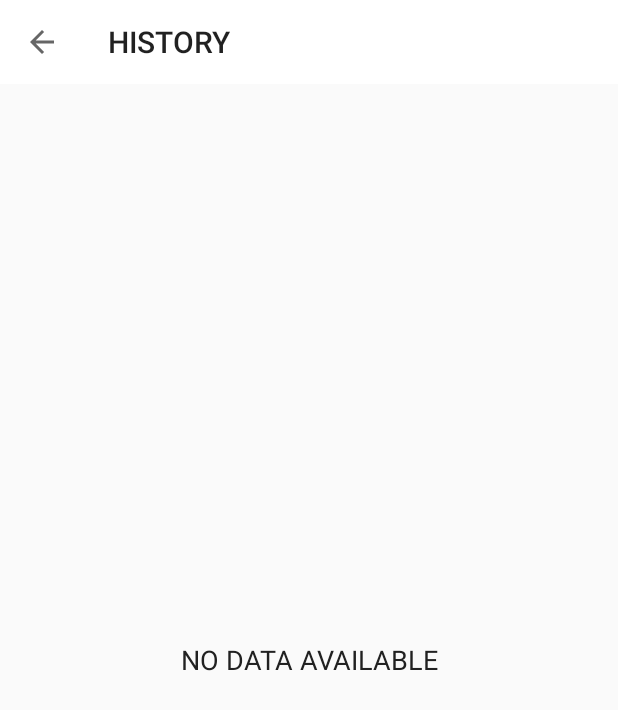
After one commit to ledieulinh96/08202021_7_Minute_Workout, an Android app: the HistoryActivity screen opened directly, with no data from a screen before it, on a phone screen of 412 x 824 dp. The commit adds this screen. Shown: the top 710 px of the screen. Run offline under Robolectric (Android 15) with nearby library versions, the phone set to English and light mode, and no system bars.

Commit message:
History Activity ui

```diff
--- /dev/null
+++ b/app/src/main/java/com/example/a08202021_7_minute_workout/HistoryActivity.kt
@@ -0,0 +1,23 @@
+package com.example.a08202021_7_minute_workout
+
+import androidx.appcompat.app.AppCompatActivity
+import android.os.Bundle
+import kotlinx.android.synthetic.main.activity_history.*
+
+class HistoryActivity : AppCompatActivity() {
+
+    override fun onCreate(savedInstanceState: Bundle?) {
+        super.onCreate(savedInstanceState)
+        setContentView(R.layout.activity_history)
+
+        setSupportActionBar(toolbar_history_activity)
+
+        supportActionBar?.setDisplayHomeAsUpEnabled(true) //set back button
+        supportActionBar?.title = "HISTORY" // Setting an title in the action bar.
+
+        toolbar_history_activity.setNavigationOnClickListener {
+            onBackPressed()
+        }
+
+    }
+}
--- a/app/src/main/java/com/example/a08202021_7_minute_workout/MainActivity.kt
+++ b/app/src/main/java/com/example/a08202021_7_minute_workout/MainActivity.kt
@@ -21,5 +21,10 @@ class MainActivity : AppCompatActivity() {
             val intent = Intent(this, BMIActivity::class.java)
             startActivity(intent)
         }
+
+        llHistory.setOnClickListener {
+            val intent = Intent(this, HistoryActivity::class.java)
+            startActivity(intent)
+        }
     }
 }
--- /dev/null
+++ b/app/src/main/res/layout/activity_history.xml
@@ -0,0 +1,54 @@
+<?xml version="1.0" encoding="utf-8"?>
+<LinearLayout xmlns:android="http://schemas.android.com/apk/res/android"
+    xmlns:tools="http://schemas.android.com/tools"
+    android:layout_width="match_parent"
+    android:layout_height="match_parent"
+    android:gravity="center_horizontal"
+    android:orientation="vertical"
+    tools:context=".HistoryActivity">
+
+    <androidx.appcompat.widget.Toolbar
+        android:id="@+id/toolbar_history_activity"
+        android:layout_width="match_parent"
+        android:layout_height="?android:attr/actionBarSize"
+        android:background="#FFFFFF" />
+
+    <!--TODO(Step 1 : Added a RecyclerView to show the list of completed dates in the History Screen UI.)-->
+    <!--START-->
+    <LinearLayout
+        android:layout_width="match_parent"
+        android:layout_height="match_parent"
+        android:orientation="vertical">
+
+        <TextView
+            android:id="@+id/tvHistory"
+            android:layout_width="match_parent"
+            android:layout_height="wrap_content"
+            android:layout_margin="10dp"
+            android:gravity="center"
+            android:text="EXERCISE COMPLETED"
+            android:textSize="18sp"
+            android:visibility="gone"
+            tools:visibility="visible" />
+
+        <androidx.recyclerview.widget.RecyclerView
+            android:id="@+id/rvHistory"
+            android:layout_width="match_parent"
+            android:layout_height="match_parent"
+            android:layout_marginTop="5dp"
+            android:visibility="gone"
+            tools:visibility="visible" />
+
+        <TextView
+            android:id="@+id/tvNoDataAvailable"
+            android:layout_width="match_parent"
+            android:layout_height="match_parent"
+            android:gravity="center"
+            android:text="NO DATA AVAILABLE"
+            android:textColor="#212121"
+            android:textSize="18sp"
+            android:visibility="visible"
+            tools:visibility="gone" />
+    </LinearLayout>
+    <!--END-->
+</LinearLayout>
```
Also changed, not shown: app/src/main/AndroidManifest.xml (+7 -3 lines), app/src/main/res/layout/activity_main.xml (+33 -1 lines), app/src/main/res/drawable/ic_calendar.png (added).
